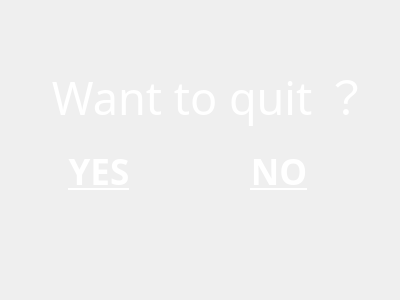
Above: TheDiaryOfSurvival/end.ui from zhangpj15/TheDiaryOfSurvival before the change. Below: the same form after it.
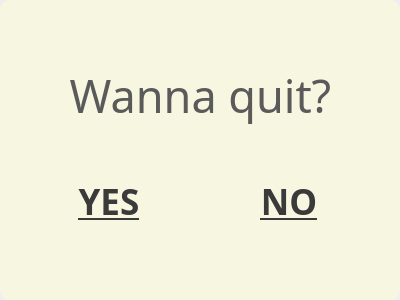
That is the form after the change.

```diff
--- a/TheDiaryOfSurvival/end.ui
+++ b/TheDiaryOfSurvival/end.ui
@@ -16,8 +16,8 @@
   <widget class="QPushButton" name="btnYes">
    <property name="geometry">
     <rect>
-     <x>20</x>
-     <y>150</y>
+     <x>30</x>
+     <y>180</y>
      <width>158</width>
      <height>42</height>
     </rect>
@@ -34,7 +34,7 @@
    <property name="styleSheet">
     <string notr="true">QPushButton{
 border: 0px;
-color:#FFFFFF;
+color:#3A3A3A;
 border-radius: 7px;
 
 }
@@ -58,8 +58,8 @@
   <widget class="QPushButton" name="btnNo">
    <property name="geometry">
     <rect>
-     <x>200</x>
-     <y>150</y>
+     <x>210</x>
+     <y>180</y>
      <width>158</width>
      <height>42</height>
     </rect>
@@ -76,7 +76,7 @@
    <property name="styleSheet">
     <string notr="true">QPushButton{
 border: 0px;
-color:#FFFFFF;
+color:#3A3A3A;
 border-radius: 7px;
 
 }
@@ -100,9 +100,9 @@
   <widget class="QLabel" name="lblPoint">
    <property name="geometry">
     <rect>
-     <x>50</x>
+     <x>20</x>
      <y>60</y>
-     <width>321</width>
+     <width>361</width>
      <height>71</height>
     </rect>
    </property>
@@ -112,27 +112,27 @@
       <colorrole role="WindowText">
        <brush brushstyle="SolidPattern">
         <color alpha="255">
-         <red>255</red>
-         <green>255</green>
-         <blue>255</blue>
+         <red>90</red>
+         <green>90</green>
+         <blue>90</blue>
         </color>
        </brush>
       </colorrole>
       <colorrole role="Text">
        <brush brushstyle="SolidPattern">
         <color alpha="255">
-         <red>255</red>
-         <green>255</green>
-         <blue>255</blue>
+         <red>90</red>
+         <green>90</green>
+         <blue>90</blue>
         </color>
        </brush>
       </colorrole>
       <colorrole role="ButtonText">
        <brush brushstyle="SolidPattern">
         <color alpha="255">
-         <red>255</red>
-         <green>255</green>
-         <blue>255</blue>
+         <red>90</red>
+         <green>90</green>
+         <blue>90</blue>
         </color>
        </brush>
       </colorrole>
@@ -141,27 +141,27 @@
       <colorrole role="WindowText">
        <brush brushstyle="SolidPattern">
         <color alpha="255">
-         <red>255</red>
-         <green>255</green>
-         <blue>255</blue>
+         <red>90</red>
+         <green>90</green>
+         <blue>90</blue>
         </color>
        </brush>
       </colorrole>
       <colorrole role="Text">
        <brush brushstyle="SolidPattern">
         <color alpha="255">
-         <red>255</red>
-         <green>255</green>
-         <blue>255</blue>
+         <red>90</red>
+         <green>90</green>
+         <blue>90</blue>
         </color>
        </brush>
       </colorrole>
       <colorrole role="ButtonText">
        <brush brushstyle="SolidPattern">
         <color alpha="255">
-         <red>255</red>
-         <green>255</green>
-         <blue>255</blue>
+         <red>90</red>
+         <green>90</green>
+         <blue>90</blue>
         </color>
        </brush>
       </colorrole>
@@ -170,27 +170,27 @@
       <colorrole role="WindowText">
        <brush brushstyle="SolidPattern">
         <color alpha="255">
-         <red>255</red>
-         <green>255</green>
-         <blue>255</blue>
+         <red>90</red>
+         <green>90</green>
+         <blue>90</blue>
         </color>
        </brush>
       </colorrole>
       <colorrole role="Text">
        <brush brushstyle="SolidPattern">
         <color alpha="255">
-         <red>255</red>
-         <green>255</green>
-         <blue>255</blue>
+         <red>90</red>
+         <green>90</green>
+         <blue>90</blue>
         </color>
        </brush>
       </colorrole>
       <colorrole role="ButtonText">
        <brush brushstyle="SolidPattern">
         <color alpha="255">
-         <red>255</red>
-         <green>255</green>
-         <blue>255</blue>
+         <red>90</red>
+         <green>90</green>
+         <blue>90</blue>
         </color>
        </brush>
       </colorrole>
@@ -206,18 +206,45 @@
    <property name="styleSheet">
     <string notr="true">QLabel{
 border: 0px;
-color:#FFFFFF;
+color:#5A5A5A;
 border-radius: 7px;
 
 }</string>
    </property>
    <property name="text">
-    <string>Want to quit ？</string>
+    <string>Wanna quit?</string>
    </property>
    <property name="alignment">
     <set>Qt::AlignCenter</set>
    </property>
   </widget>
+  <widget class="QLabel" name="label">
+   <property name="geometry">
+    <rect>
+     <x>0</x>
+     <y>0</y>
+     <width>400</width>
+     <height>300</height>
+    </rect>
+   </property>
+   <property name="styleSheet">
+    <string notr="true">QLabel{
+background-color:rgba(250,250,220,70%);
+border:2px #2a2a2a;
+border-radius: 10px;
+}</string>
+   </property>
+   <property name="text">
+    <string/>
+   </property>
+   <property name="scaledContents">
+    <bool>false</bool>
+   </property>
+  </widget>
+  <zorder>label</zorder>
+  <zorder>btnYes</zorder>
+  <zorder>btnNo</zorder>
+  <zorder>lblPoint</zorder>
  </widget>
  <resources/>
  <connections/>
```
Left out of the diff: 4 changed lines with no effect on the pictures.
